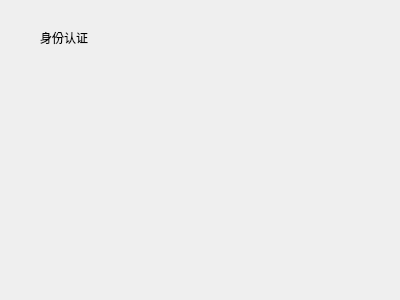
This is authentication.ui in kangwenyun/batch_acquisition_system_qt_before as Qt 5 draws it before an edit. The edited form follows.
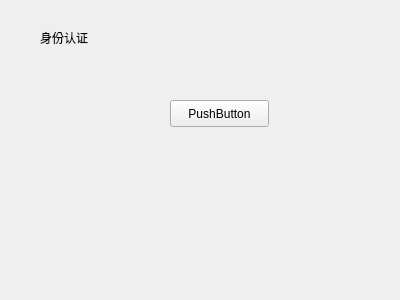
This is the edited form.

Patch:
```diff
--- a/authentication.ui
+++ b/authentication.ui
@@ -26,6 +26,19 @@
     <string>身份认证</string>
    </property>
   </widget>
+  <widget class="QPushButton" name="pushButton">
+   <property name="geometry">
+    <rect>
+     <x>170</x>
+     <y>100</y>
+     <width>99</width>
+     <height>27</height>
+    </rect>
+   </property>
+   <property name="text">
+    <string>PushButton</string>
+   </property>
+  </widget>
  </widget>
  <resources/>
  <connections/>
```
